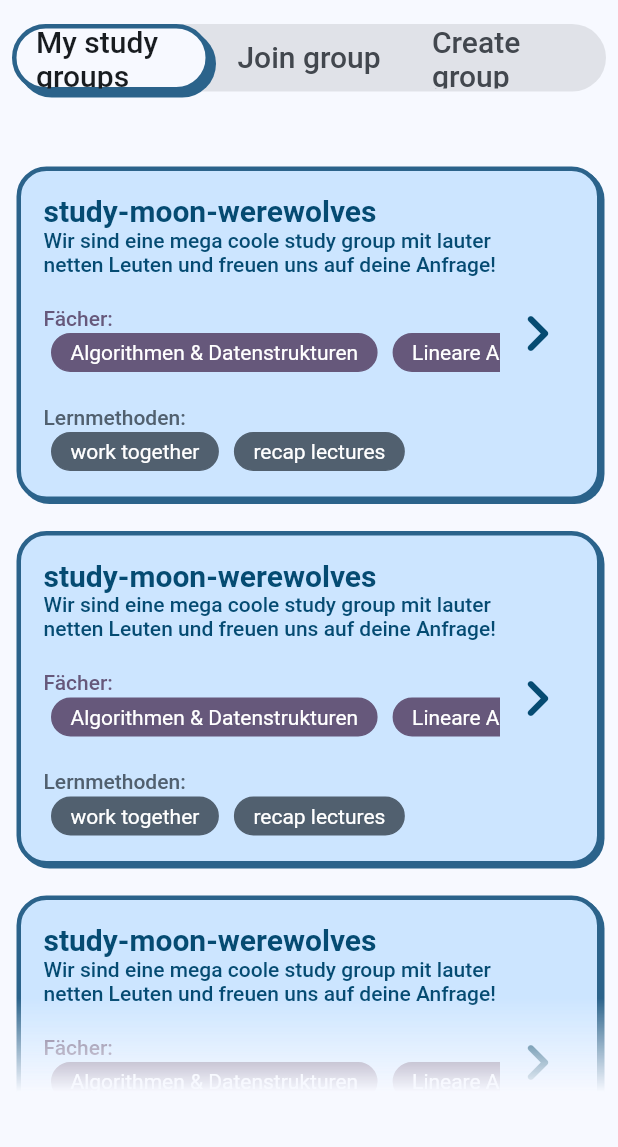
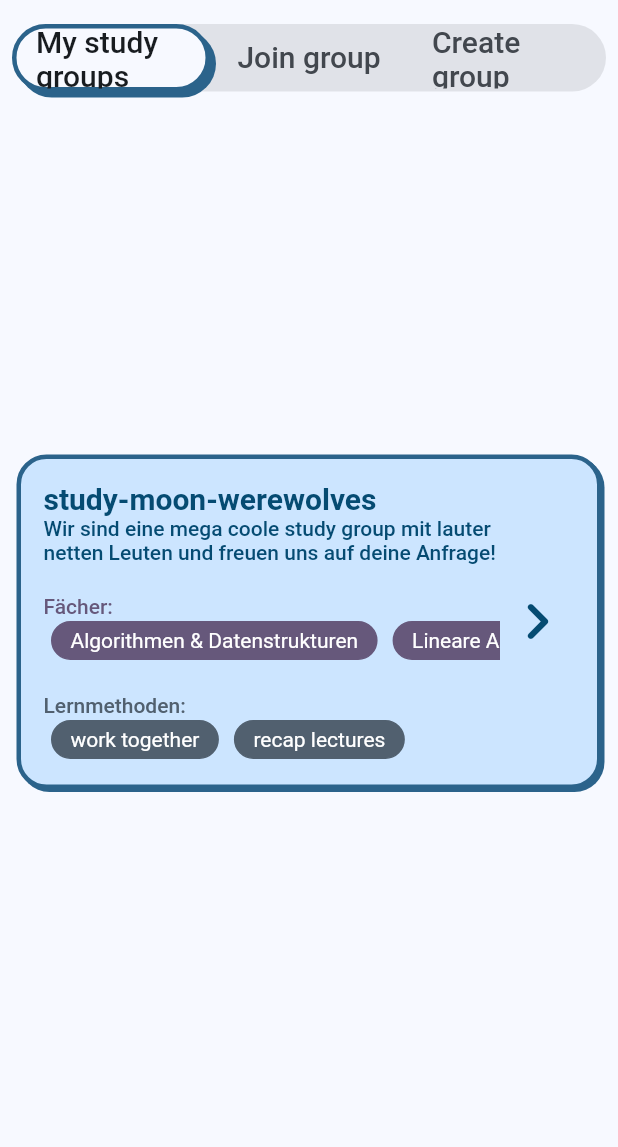
Before and after one commit to Totemi1324/viscon_hackathon_app, a Flutter app: the WithTabBar screen opened directly, on a phone screen of 412 x 824 dp, the part 72-1219 px from its top. Run offline on Flutter 3.47's test engine with Material 2 defaults, Android fonts, the phone set to English and light mode, and no system bars; our stand-ins replace cloud_firestore, cloud_functions, firebase_auth, firebase_core, flutter_bloc, rive; missing offline and left inert: flutter_gen; accounts and stored records are empty; generated files the repository leaves out were written again.

Commit message:
Adjust My Groups view

```diff
--- a/lib/widgets/course_search.dart
+++ b/lib/widgets/course_search.dart
@@ -1,6 +1,5 @@
 import 'package:flutter/material.dart';
 import 'package:flutter_bloc/flutter_bloc.dart';
-import 'package:tuple/tuple.dart';
 import '../bloc/database_service.dart';
 
 import '../models/course_data.dart';
--- a/lib/widgets/mystudygroups_view.dart
+++ b/lib/widgets/mystudygroups_view.dart
@@ -8,23 +8,9 @@ class MyStudyGroupsView extends StatelessWidget {
 
   @override
   Widget build(BuildContext context) {
-    return ShaderMask(
-      shaderCallback: (bounds) {
-        return const LinearGradient(
-          colors: [
-            Colors.white,
-            Colors.transparent,
-          ],
-          stops: [0.9, 1],
-          begin: Alignment.topCenter,
-          end: Alignment.bottomCenter,
-          tileMode: TileMode.mirror,
-        ).createShader(bounds);
-      },
-      blendMode: BlendMode.dstIn,
-      child: ListView.builder(
+    return ListView.builder(
       shrinkWrap: true,
-        itemCount: 10,
+      itemCount: 1,
       itemBuilder: (context, index) => const Padding(
         padding: EdgeInsets.symmetric(vertical: 10, horizontal: 3),
         child: GroupCard(
@@ -41,7 +27,6 @@ class MyStudyGroupsView extends StatelessWidget {
           ],
         ),
       ),
-      ),
     );
   }
 }
```
Lines whose indentation alone changed are shown as unchanged.
